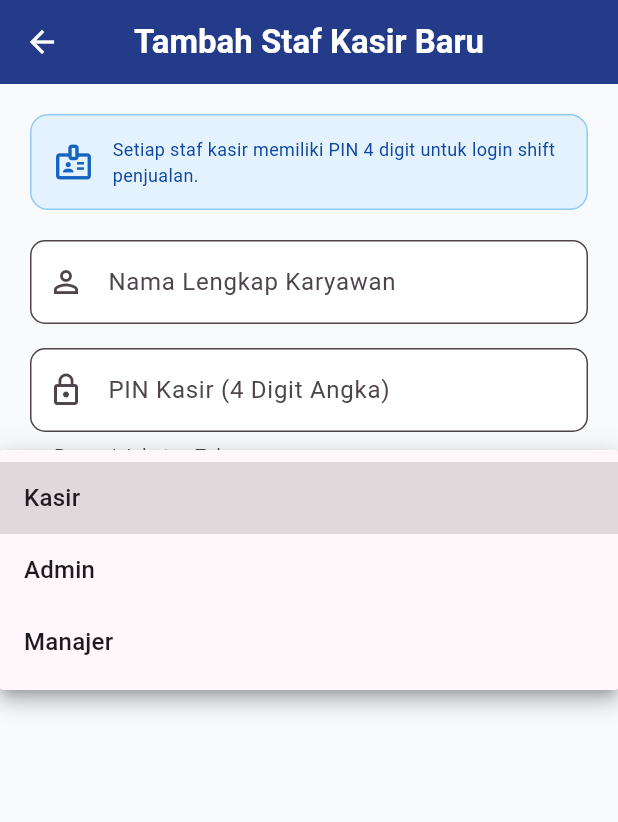
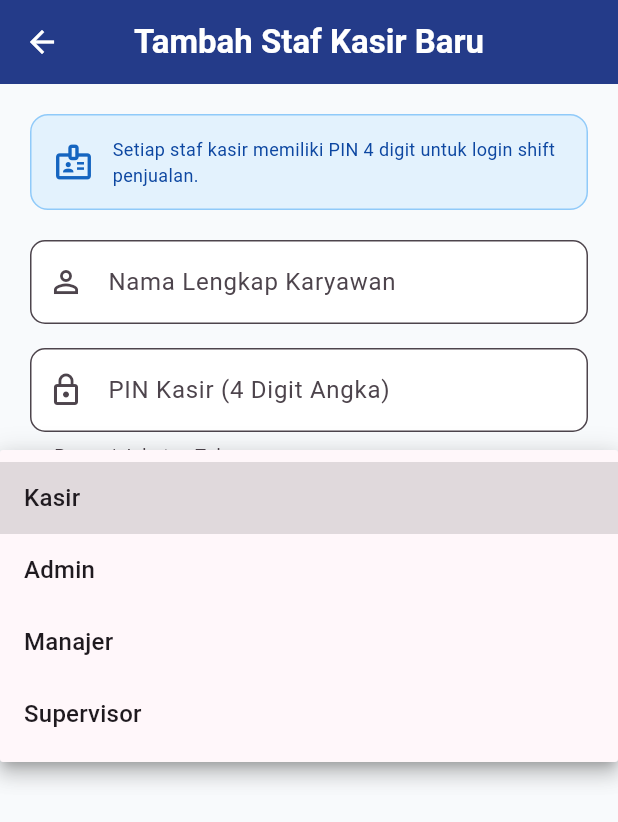
Before and after one commit to nandaputriaulia/smartkasir_app-E030424082-NandaPutriAulia-01, a Flutter app: the FormKaryawanPage screen opened directly, after a tap on "Kasir", on a phone screen of 412 x 824 dp. Shown: the top 822 px of the screen. Run offline on Flutter 3.47's test engine with Material 3 defaults, Android fonts, the phone set to English and light mode, and no system bars; our stand-ins replace shared_preferences, sqflite, sqflite_common_ffi_web; accounts and stored records are empty; network calls fail.

Commit message:
feat(m12): tantangan 1 - role supervisor dengan badge ungu
Menambahkan peran baru 'Supervisor' pada form karyawan dan kelola karyawan dengan badge berwarna ungu (Colors.purple.shade100 / Colors.purple.shade900).

```diff
--- a/lib/pages/form_karyawan_page.dart
+++ b/lib/pages/form_karyawan_page.dart
@@ -27,7 +27,7 @@ class _FormKaryawanPageState extends State<FormKaryawanPage> {
 
   // Nilai terpilih dropdown peran
   String _peranTerpilih = 'Kasir';
-  final List<String> _daftarPeran = ['Kasir', 'Admin', 'Manajer'];
+  final List<String> _daftarPeran = ['Kasir', 'Admin', 'Manajer', 'Supervisor'];
 
   // Status visual tombol proses simpan
   bool _sedangMenyimpan = false;
--- a/lib/pages/kelola_karyawan_page.dart
+++ b/lib/pages/kelola_karyawan_page.dart
@@ -123,6 +123,9 @@ class _KelolaKaryawanPageState extends State<KelolaKaryawanPage> {
     if (peran == 'Manajer') {
       bg = Colors.amber.shade100;
       fg = Colors.amber.shade900;
+    } else if (peran == 'Supervisor') {
+      bg = Colors.purple.shade100;
+      fg = Colors.purple.shade900;
     } else if (peran == 'Admin') {
       bg = Colors.blue.shade100;
       fg = Colors.blue.shade900;
```
